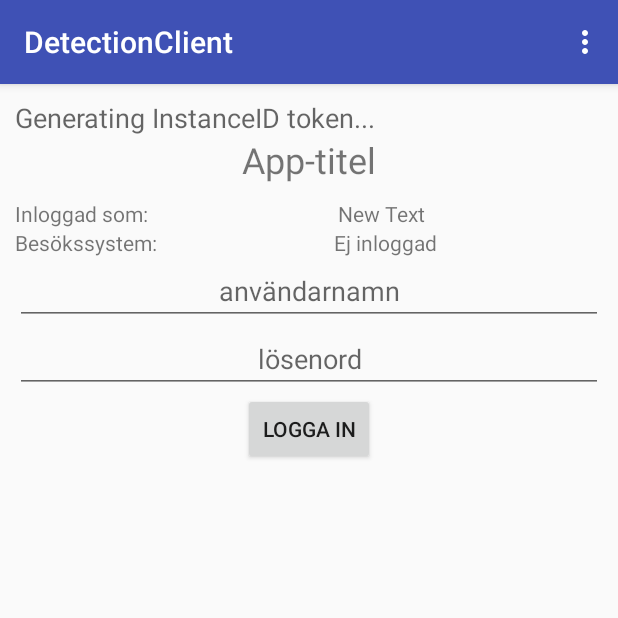
After one commit to bjarntoft/DetectionClient, an Android app: the fragment LoginFragment placed in its activity, on a phone screen of 412 x 824 dp, the top half of it. The commit adds this screen. Run offline under Robolectric (Android 15) with nearby library versions, the phone set to English and light mode, and no system bars.

Commit message:
Arbetsdag slut

```diff
--- /dev/null
+++ b/DetectionClient/app/src/main/java/se/bjarntoft/detectionclient/LoginFragment.java
@@ -0,0 +1,93 @@
+package se.bjarntoft.detectionclient;
+
+import android.app.Fragment;
+import android.content.SharedPreferences;
+import android.os.Bundle;
+import android.preference.PreferenceManager;
+import android.support.annotation.Nullable;
+import android.view.LayoutInflater;
+import android.view.View;
+import android.view.ViewGroup;
+import android.widget.Button;
+import android.widget.EditText;
+import android.widget.TextView;
+
+
+/**
+ * Created by Andreas Bjärntoft on 2016-03-29.
+ */
+public class LoginFragment extends Fragment implements View.OnClickListener {
+    private ViewGroup rootView;
+    private MainActivity parentActivity;
+
+    // Gui-kompontneter.
+    private TextView tfLoginInfo;
+    private TextView tfMeetingInfo;
+    private EditText tfLoginId;
+    private EditText tfLoginPassword;
+    private Button btnLogin;
+    private TextView tvLoginStatus;
+
+
+    @Override
+    public void onCreate(Bundle savedInstanceState) {
+        super.onCreate(savedInstanceState);
+
+        parentActivity = (MainActivity)getActivity();
+    }
+
+
+    @Nullable
+    @Override
+    public View onCreateView(LayoutInflater inflater, ViewGroup container, Bundle savedInstanceState) {
+        rootView = (ViewGroup)inflater.inflate(R.layout.fragment_login, container, false);
+
+        // Identifierar gui-komponenter.
+        tfLoginInfo = (TextView)rootView.findViewById(R.id.loginInfo);
+        tfMeetingInfo = (TextView)rootView.findViewById(R.id.meetingInfo);
+        tfLoginId = (EditText)rootView.findViewById(R.id.loginId);
+        tfLoginPassword = (EditText)rootView.findViewById(R.id.loginPassword);
+        btnLogin = (Button)rootView.findViewById(R.id.loginButton);
+        tvLoginStatus = (TextView)rootView.findViewById(R.id.loginStatus);
+
+        // Ansluter lyssnare.
+        btnLogin.setOnClickListener(this);
+
+
+
+        SharedPreferences sharedPreferences = PreferenceManager.getDefaultSharedPreferences(parentActivity.getApplication());
+
+        if(sharedPreferences.getBoolean(QuickstartPreferences.SENT_TOKEN_TO_SERVER, false)) {
+            tfMeetingInfo.setText("Aktiverat");
+        } else {
+            tfMeetingInfo.setText("Ej aktiverat");
+        }
+
+        if(sharedPreferences.getBoolean(QuickstartPreferences.USER_LOGGED_IN, false)) {
+            tfMeetingInfo.setText(sharedPreferences.getString(QuickstartPreferences.USER_ID, ""));
+        } else {
+            tfMeetingInfo.setText("Ej inloggad");
+        }
+
+
+        return rootView;
+    }
+
+
+    @Override
+    public void onClick(View v) {
+        if (v == btnLogin) {
+            // Extraherar formulärsdata till en sträng för http-request.
+            String request = "id=" + tfLoginId.getText().toString().trim() + "&password=" + tfLoginPassword.getText().toString().trim();
+
+            // Loggar in användaren.
+            LoginTask loginTask = new LoginTask();
+            loginTask.execute(parentActivity, this, request);
+        }
+    }
+
+
+    public void setLoginStatus(String status) {
+        tvLoginStatus.setText(status);
+    }
+}
--- a/DetectionClient/app/src/main/res/layout/activity_main.xml
+++ b/DetectionClient/app/src/main/res/layout/activity_main.xml
@@ -1,21 +1,17 @@
-<LinearLayout xmlns:android="http://schemas.android.com/apk/res/android"
+<?xml version="1.0" encoding="utf-8"?>
 
-    xmlns:tools="http://schemas.android.com/tools" android:layout_width="match_parent"
-    android:layout_height="match_parent" android:paddingLeft="@dimen/activity_horizontal_margin"
-    android:paddingRight="@dimen/activity_horizontal_margin"
-    android:paddingTop="@dimen/activity_vertical_margin"
-    android:paddingBottom="@dimen/activity_vertical_margin"
-    android:background="@color/wallet_holo_blue_light"
-    android:orientation="vertical" tools:context=".MainActivity">
+<FrameLayout
+    xmlns:android="http://schemas.android.com/apk/res/android"
+    android:layout_width="match_parent"
+    android:layout_height="match_parent"
+    android:padding="@dimen/padding_main"
+    android:id="@+id/frameLayout">
 
-    <TextView android:text="@string/registering_message" android:layout_width="wrap_content"
+    <TextView
+        android:text="@string/registering_message"
+        android:layout_width="wrap_content"
         android:layout_height="wrap_content"
         android:id="@+id/informationTextView"
         android:textAppearance="?android:attr/textAppearanceMedium" />
 
-    <ProgressBar
-        android:layout_width="wrap_content"
-        android:layout_height="wrap_content"
-        android:id="@+id/registrationProgressBar" />
-
-</LinearLayout>
+</FrameLayout>
--- /dev/null
+++ b/DetectionClient/app/src/main/res/layout/fragment_login.xml
@@ -0,0 +1,92 @@
+<?xml version="1.0" encoding="utf-8"?>
+
+<LinearLayout xmlns:android="http://schemas.android.com/apk/res/android"
+    android:orientation="vertical"
+    android:layout_width="match_parent"
+    android:layout_height="match_parent">
+
+    <TextView
+        android:layout_width="wrap_content"
+        android:layout_height="wrap_content"
+        android:text="@string/start_title_string"
+        android:id="@+id/startTitle"
+        android:layout_gravity="center_horizontal"
+        android:textSize="24sp"
+        android:paddingTop="24dp"
+        android:paddingBottom="10dp"/>
+
+    <LinearLayout
+        android:orientation="horizontal"
+        android:layout_width="match_parent"
+        android:layout_height="wrap_content">
+
+        <TextView
+            android:layout_width="wrap_content"
+            android:layout_height="wrap_content"
+            android:layout_weight="0.5"
+            android:layout_marginRight="4dp"
+            android:text="Inloggad som:"
+            android:id="@+id/textView" />
+
+        <TextView
+            android:layout_width="wrap_content"
+            android:layout_height="wrap_content"
+            android:layout_weight="0.5"
+            android:layout_marginLeft="4dp"
+            android:text="New Text"
+            android:id="@+id/loginInfo" />
+    </LinearLayout>
+
+    <LinearLayout
+        android:orientation="horizontal"
+        android:layout_width="match_parent"
+        android:layout_height="wrap_content">
+
+        <TextView
+            android:layout_width="wrap_content"
+            android:layout_height="wrap_content"
+            android:layout_weight="0.5"
+            android:layout_marginRight="4dp"
+            android:text="Besökssystem:"
+            android:id="@+id/textView2" />
+
+        <TextView
+            android:layout_width="wrap_content"
+            android:layout_height="wrap_content"
+            android:layout_weight="0.5"
+            android:layout_marginLeft="4dp"
+            android:text="New Text"
+            android:id="@+id/meetingInfo" />
+    </LinearLayout>
+
+    <EditText
+        android:layout_width="match_parent"
+        android:layout_height="wrap_content"
+        android:id="@+id/loginId"
+        android:layout_gravity="center_horizontal"
+        android:hint="användarnamn"
+        android:textAlignment="center" />
+
+    <EditText
+        android:layout_width="match_parent"
+        android:layout_height="wrap_content"
+        android:id="@+id/loginPassword"
+        android:layout_gravity="center_horizontal"
+        android:hint="lösenord"
+        android:textAlignment="center" />
+
+    <Button
+        android:layout_width="wrap_content"
+        android:layout_height="wrap_content"
+        android:id="@+id/loginButton"
+        android:layout_gravity="center_horizontal"
+        android:text="Logga in" />
+
+    <TextView
+        android:layout_width="match_parent"
+        android:layout_height="wrap_content"
+        android:id="@+id/loginStatus"
+        android:layout_gravity="center_horizontal"
+        android:text=""
+        android:textAlignment="center" />
+</LinearLayout>
--- /dev/null
+++ b/DetectionClient/app/src/main/res/menu/menu_navigation.xml
@@ -0,0 +1,25 @@
+<?xml version="1.0" encoding="utf-8"?>
+
+<menu xmlns:android="http://schemas.android.com/apk/res/android">
+    <item
+        android:id="@+id/login"
+        android:title="Logga in" />
+
+    <item
+        android:id="@+id/changeStatus"
+        android:title="Ändra status" />
+
+    <item
+        android:id="@+id/send"
+        android:title="Skicka" />
+
+    <item
+        android:id="@+id/recive"
+        android:title="Hämta" />
+
+    <item
+        android:id="@+id/data"
+        android:title="Data" />
+
+
+</menu>
--- a/DetectionClient/app/src/main/res/values/dimens.xml
+++ b/DetectionClient/app/src/main/res/values/dimens.xml
@@ -2,4 +2,5 @@
     <!-- Default screen margins, per the Android Design guidelines. -->
     <dimen name="activity_horizontal_margin">16dp</dimen>
     <dimen name="activity_vertical_margin">16dp</dimen>
+    <dimen name="padding_main">10dp</dimen>
 </resources>
--- a/DetectionClient/app/src/main/res/values/strings.xml
+++ b/DetectionClient/app/src/main/res/values/strings.xml
@@ -6,4 +6,7 @@
     <string name="token_error_message">An error occurred while either fetching the InstanceID token,
         sending the fetched token to the server or subscribing to the PubSub topic. Please try
         running the sample again.</string>
+
+    <string name="start_title_string">App-titel</string>
+
 </resources>
```
Also changed, not shown: DetectionClient/app/src/main/java/se/bjarntoft/detectionclient/LoginTask.java (added, +99 -0 lines), DetectionClient/app/src/main/java/se/bjarntoft/detectionclient/MainActivity.java (+55 -9 lines), DetectionClient/app/src/main/java/se/bjarntoft/detectionclient/QuickstartPreferences.java (+7 -0 lines).
